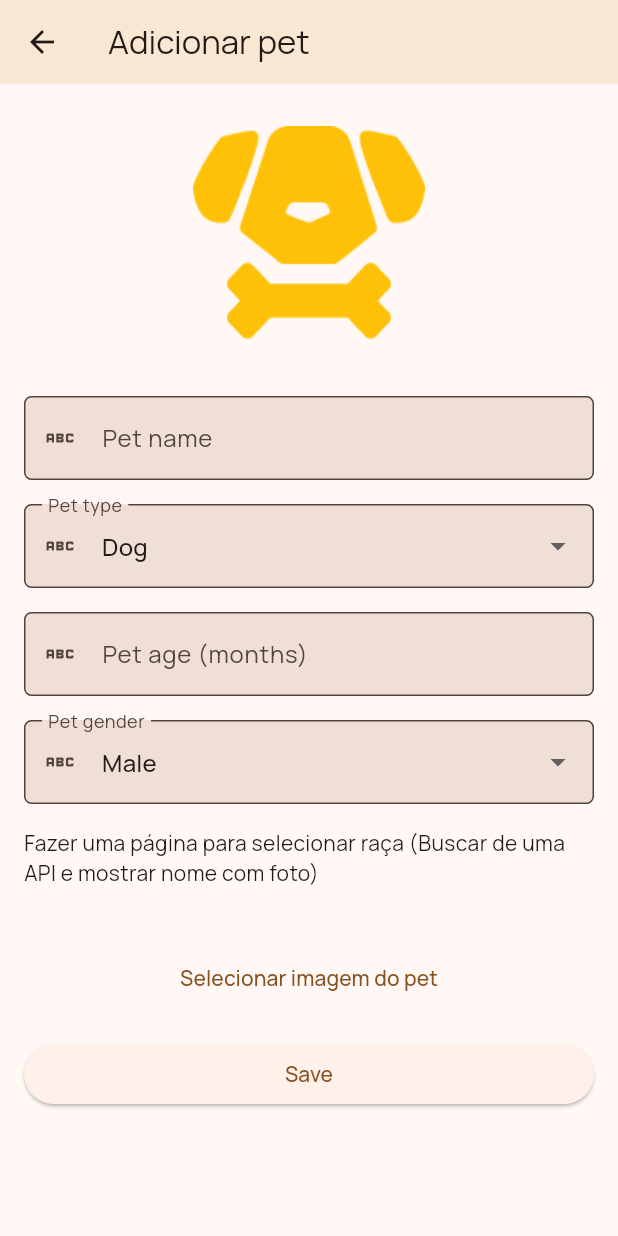
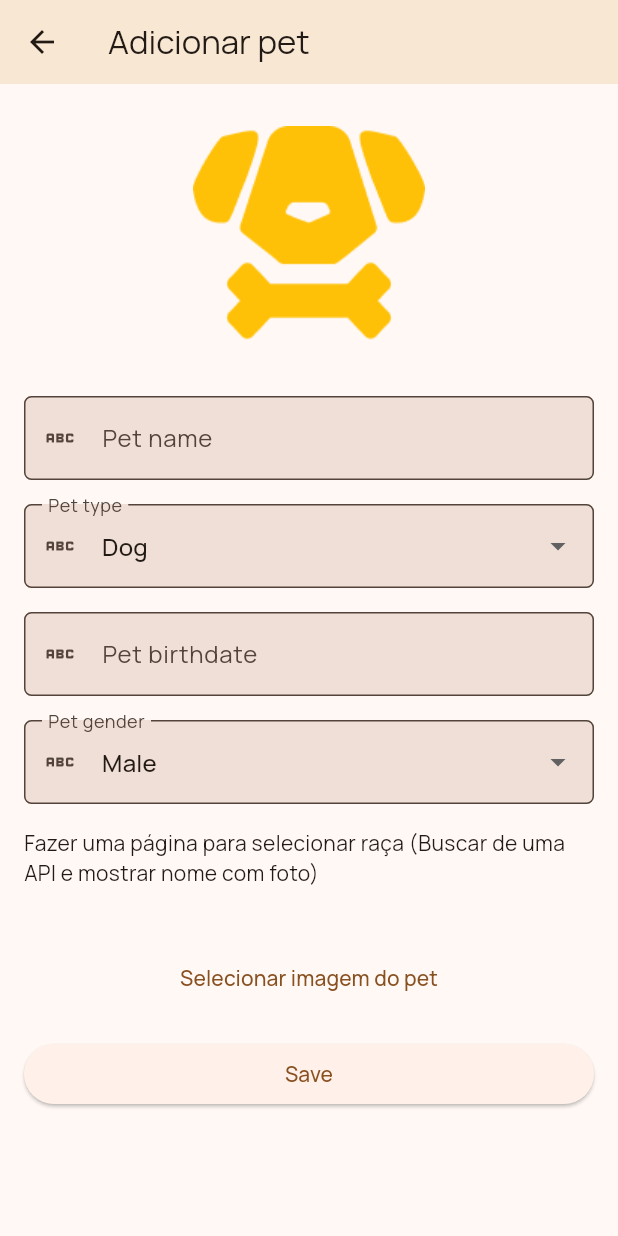
Before and after one commit to caiofers/pet_pals, a Flutter app: the screen it shows after launch, item 2 of the bottom bar chosen, after a tap on "Add pet", on a phone screen of 412 x 824 dp. Run offline on Flutter 3.47's test engine with Material 2 defaults, Android fonts, the phone set to English and light mode, and no system bars; our stand-ins replace image_picker, shared_preferences; generated files the repository leaves out were written again.

Commit message:
feat: datepicker in the form to  add pet

```diff
--- /dev/null
+++ b/lib/init.dart
@@ -0,0 +1,17 @@
+import 'package:flutter/material.dart';
+import 'package:pet_pals/l10n/app_localizations_manager.dart';
+
+class Init {
+  static Future initialize() async {
+    await _registerServices();
+    await _loadSettings();
+  }
+
+  static _registerServices() async {
+    // TODO: Registrar serviços como firebase, etc
+  }
+
+  static _loadSettings() async {
+    // TODO: Carregar configurações
+  }
+}
--- /dev/null
+++ b/lib/l10n/app_localizations_manager.dart
@@ -0,0 +1,10 @@
+import 'package:flutter/material.dart';
+import 'package:flutter_gen/gen_l10n/app_localizations.dart';
+
+class AppLocalizationsManager {
+  static AppLocalizations? appLocalizations;
+
+  AppLocalizationsManager(BuildContext context) {
+    AppLocalizationsManager.appLocalizations = AppLocalizations.of(context);
+  }
+}
--- a/lib/main.dart
+++ b/lib/main.dart
@@ -1,5 +1,7 @@
 import 'package:flutter/foundation.dart';
 import 'package:flutter/material.dart';
+import 'package:pet_pals/init.dart';
+import 'package:pet_pals/l10n/app_localizations_manager.dart';
 import 'package:pet_pals/presentation/screens/notifications_screen.dart';
 import 'package:pet_pals/presentation/screens/pets_screen.dart';
 import 'package:pet_pals/repositories/pets_repository.dart';
@@ -10,19 +12,25 @@ import 'package:pet_pals/presentation/screens/settings_screen.dart';
 import 'package:pet_pals/presentation/themes/theme_manager.dart';
 
 void main() {
-  runApp(MultiProvider(
+  runApp(
+    MultiProvider(
       providers: [
         ChangeNotifierProvider<ThemeDataManager>(
             create: (context) => ThemeDataManager()),
         ChangeNotifierProvider<PetsRepository>(
             create: (context) => PetsRepository()),
       ],
-    child: const MyApp(),
-  ));
+      child: const InitializationApp(),
+    ),
+  );
 }
 
-class MyApp extends StatelessWidget {
-  const MyApp({super.key});
+class InitializationApp extends StatelessWidget {
+  const InitializationApp({super.key});
+
+  Future _initFuture(BuildContext context) async {
+    await Init.initialize();
+  }
 
   @override
   Widget build(BuildContext context) {
@@ -32,10 +40,23 @@ class MyApp extends StatelessWidget {
       theme: provider.currentTheme,
       darkTheme: provider.currentDarkTheme,
       themeMode: ThemeMode.system,
-      home: const MyHomePage(),
+      home: FutureBuilder(
+        future: _initFuture(context),
+        builder: (context, snapshot) {
+          if (snapshot.connectionState == ConnectionState.done) {
+            return const MyHomePage();
+          } else {
+            AppLocalizationsManager(context);
+            //TODO: Criar SplashScreen
+            return const Text("SplashScreen");
+          }
+        },
+      ),
       localizationsDelegates: AppLocalizations.localizationsDelegates,
       supportedLocales: AppLocalizations.supportedLocales,
-      onGenerateTitle: (context) => AppLocalizations.of(context)!.appTitle,
+      onGenerateTitle: (context) {
+        return AppLocalizationsManager.appLocalizations?.appTitle ?? "";
+      },
     );
   }
 }
--- a/lib/presentation/screens/add_pet_screen.dart
+++ b/lib/presentation/screens/add_pet_screen.dart
@@ -5,6 +5,7 @@ import 'package:image_picker/image_picker.dart';
 import 'package:pet_pals/models/pet.dart';
 import 'package:pet_pals/repositories/pets_repository.dart';
 import 'package:provider/provider.dart';
+import 'package:intl/intl.dart';
 
 class AddPetScreen extends StatefulWidget {
   const AddPetScreen({super.key, required this.pet});
@@ -19,18 +20,22 @@ class _AddPetScreenState extends State<AddPetScreen> {
   Pet? pet;
   final _formKey = GlobalKey<FormState>();
   final TextEditingController petNameController = TextEditingController();
-  final TextEditingController petAgeController = TextEditingController();
+  final TextEditingController petBirthdateController = TextEditingController();
+  DateTime petBirthdate = DateTime.now();
   PetType petType = PetType.dog;
   PetGender petGender = PetGender.male;
   File? image;
 
+  DateFormat dateFormat =
+      DateFormat(DateFormat.YEAR_MONTH_DAY, Platform.localeName);
   @override
   void initState() {
     super.initState();
     pet = widget.pet;
     if (pet != null) {
       petNameController.text = pet!.name;
-      petAgeController.text = pet!.age.toString();
+      petBirthdateController.text = dateFormat.format(pet!.birthdate);
+      petBirthdate = pet!.birthdate;
       petType = pet!.type;
       petGender = pet!.gender;
     }
@@ -39,7 +44,7 @@ class _AddPetScreenState extends State<AddPetScreen> {
   @override
   void dispose() {
     petNameController.dispose();
-    petAgeController.dispose();
+    petBirthdateController.dispose();
     super.dispose();
   }
 
@@ -140,16 +145,32 @@ class _AddPetScreenState extends State<AddPetScreen> {
 
                     //TODO: Trocar para date picker e escolher data de nascimento.
                     TextFormField(
-                      controller: petAgeController,
+                      controller: petBirthdateController,
                       decoration: InputDecoration(
                         prefixIcon: Icon(Icons.abc),
-                        hintText: "Enter with pet age in months",
-                        labelText: "Pet age (months)",
+                        hintText: "Enter with pet birthdate",
+                        labelText: "Pet birthdate",
                       ),
-                      keyboardType: TextInputType.number,
+                      onTap: () async {
+                        FocusScope.of(context).requestFocus(FocusNode());
+                        DateTime? birthdate = await showDatePicker(
+                          context: context,
+                          initialDate: petBirthdateController.text.isEmpty
+                              ? DateTime.now()
+                              : petBirthdate,
+                          firstDate: DateTime(1990),
+                          lastDate: DateTime.now(),
+                        );
+
+                        if (birthdate != null) {
+                          petBirthdate = birthdate;
+                          petBirthdateController.text =
+                              dateFormat.format(birthdate);
+                        }
+                      },
                       validator: (value) {
                         if (value?.isEmpty ?? true) {
-                          return "Please, enter with a age";
+                          return "Please, enter with the birthdate";
                         }
 
                         return null;
@@ -202,7 +223,7 @@ class _AddPetScreenState extends State<AddPetScreen> {
                                     petNameController.text,
                                     petType,
                                     "Vira lata",
-                                    int.parse(petAgeController.text),
+                                    petBirthdate,
                                     petGender,
                                     image != null
                                         ? FileImage(image!) as ImageProvider
@@ -216,7 +237,7 @@ class _AddPetScreenState extends State<AddPetScreen> {
                                     petNameController.text,
                                     petType,
                                     "Vira lata",
-                                    int.parse(petAgeController.text),
+                                    petBirthdate,
                                     petGender,
                                     image != null
                                         ? FileImage(image!) as ImageProvider
--- a/lib/presentation/screens/pet_info_screen.dart
+++ b/lib/presentation/screens/pet_info_screen.dart
@@ -131,7 +131,7 @@ class PetInfoData extends StatelessWidget {
                     pet.name,
                     style: TextStyle(fontSize: 24, fontWeight: FontWeight.bold),
                   ),
-                  Text("${pet.type.name}, ${pet.kind}"),
+                  Text("${pet.type.name}, ${pet.breed}"),
                 ],
               ),
               CircleAvatar(
--- a/lib/presentation/ui_components/pet_card.dart
+++ b/lib/presentation/ui_components/pet_card.dart
@@ -64,8 +64,8 @@ class PetCard extends StatelessWidget {
                         child: Column(
                           crossAxisAlignment: CrossAxisAlignment.start,
                           children: [
-                            Text("Idade: ${pet.age} meses"),
-                            Text("Raça: ${pet.kind}"),
+                            Text("Idade: ${pet.age}"),
+                            Text("Raça: ${pet.breed}"),
                           ],
                         ),
                       ),
--- a/lib/repositories/pets_repository.dart
+++ b/lib/repositories/pets_repository.dart
@@ -16,13 +16,13 @@ class PetsRepository extends ChangeNotifier {
     notifyListeners();
   }
 
-  update(int id, String name, PetType type, String kind, int age,
+  update(int id, String name, PetType type, String breed, DateTime birthdate,
       PetGender gender, ImageProvider imageProvider) {
     var pet = _pets.firstWhere((element) => element.id == id);
     pet.name = name;
     pet.type = type;
-    pet.kind = kind;
-    pet.age = age;
+    pet.breed = breed;
+    pet.birthdate = birthdate;
     pet.gender = gender;
     pet.image = imageProvider;
     notifyListeners();
```
Also changed, not shown: lib/l10n/app_en.arb (+23 -1 lines), lib/l10n/app_pt.arb (+23 -1 lines), lib/models/pet.dart (+52 -4 lines). Lines whose indentation alone changed are shown as unchanged.
